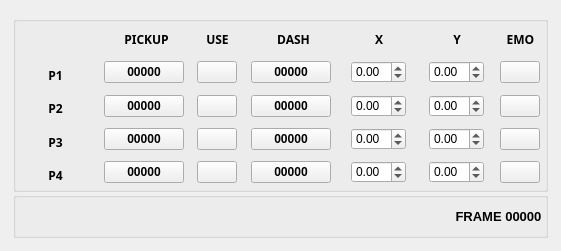
Above: controller/UIView.ui from gua248/Overcooked2-TAS before the change. Below: the same form after it.
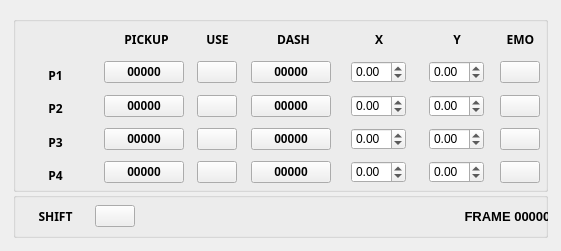
That is the form after the change. Icons and pictures are not drawn.

Patch:
```diff
--- a/controller/UIView.ui
+++ b/controller/UIView.ui
@@ -1113,17 +1113,65 @@
         <property name="bottomMargin">
          <number>0</number>
         </property>
+        <item>
+         <widget class="QLabel" name="label_16">
+          <property name="sizePolicy">
+           <sizepolicy hsizetype="Fixed" vsizetype="Minimum">
+            <horstretch>0</horstretch>
+            <verstretch>0</verstretch>
+           </sizepolicy>
+          </property>
+          <property name="minimumSize">
+           <size>
+            <width>79</width>
+            <height>37</height>
+           </size>
+          </property>
+          <property name="font">
+           <font>
+            <family>微软雅黑</family>
+            <weight>75</weight>
+            <bold>true</bold>
+           </font>
+          </property>
+          <property name="text">
+           <string>SHIFT</string>
+          </property>
+          <property name="alignment">
+           <set>Qt::AlignCenter</set>
+          </property>
+         </widget>
+        </item>
+        <item>
+         <widget class="QPushButton" name="pushButton_17">
+          <property name="sizePolicy">
+           <sizepolicy hsizetype="Fixed" vsizetype="Fixed">
+            <horstretch>0</horstretch>
+            <verstretch>0</verstretch>
+           </sizepolicy>
+          </property>
+          <property name="focusPolicy">
+           <enum>Qt::NoFocus</enum>
+          </property>
+          <property name="text">
+           <string/>
+          </property>
+          <property name="checkable">
+           <bool>true</bool>
+          </property>
+         </widget>
+        </item>
         <item>
          <widget class="QLabel" name="label_17">
           <property name="sizePolicy">
-           <sizepolicy hsizetype="Preferred" vsizetype="Minimum">
+           <sizepolicy hsizetype="Minimum" vsizetype="Minimum">
             <horstretch>0</horstretch>
             <verstretch>0</verstretch>
            </sizepolicy>
           </property>
           <property name="minimumSize">
            <size>
-            <width>0</width>
+            <width>419</width>
             <height>37</height>
            </size>
           </property>
```
